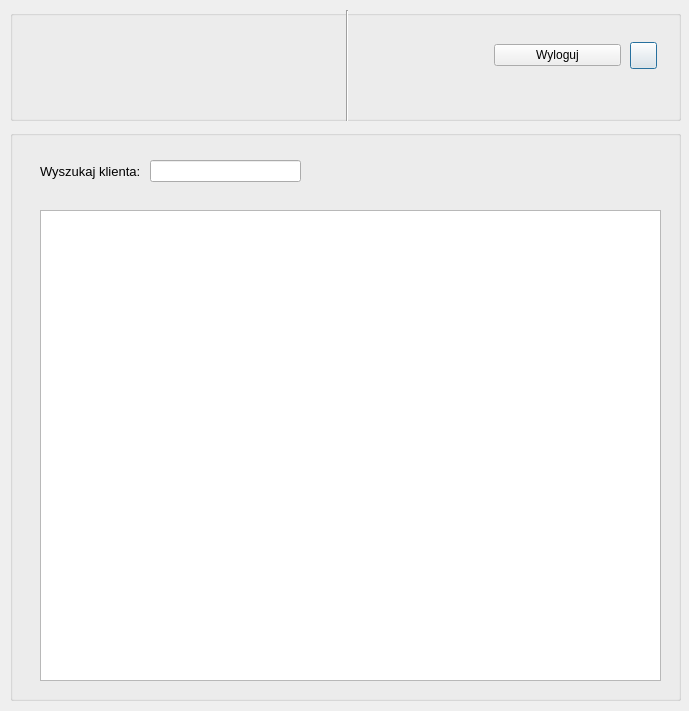
Before: the Qt Designer form searchclientwindow.ui in rstrzelczyk/multikina, drawn with Qt 5.
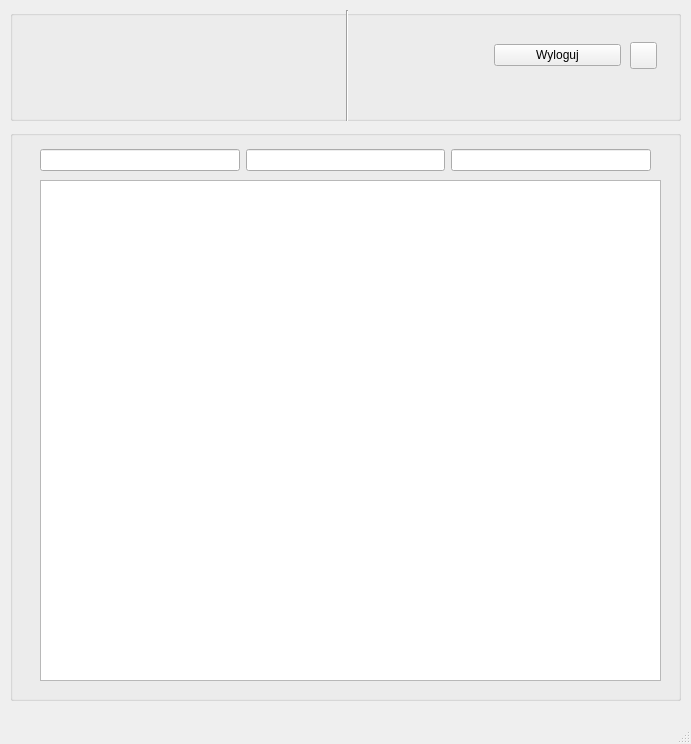
After: the same form once the commit is applied.

What changed in the file:
```diff
--- a/searchclientwindow.ui
+++ b/searchclientwindow.ui
@@ -1,18 +1,78 @@
 <?xml version="1.0" encoding="UTF-8"?>
 <ui version="4.0">
  <class>SearchClientWindow</class>
- <widget class="QDialog" name="SearchClientWindow">
+ <widget class="QMainWindow" name="SearchClientWindow">
   <property name="geometry">
    <rect>
     <x>0</x>
     <y>0</y>
-    <width>689</width>
-    <height>711</height>
+    <width>691</width>
+    <height>744</height>
    </rect>
   </property>
   <property name="windowTitle">
    <string>Dialog</string>
   </property>
+  <widget class="QWidget" name="centralwidget">
+   <widget class="QGroupBox" name="groupBoxlogin">
+    <property name="geometry">
+     <rect>
+      <x>10</x>
+      <y>130</y>
+      <width>671</width>
+      <height>571</height>
+     </rect>
+    </property>
+    <property name="title">
+     <string/>
+    </property>
+    <widget class="QTableView" name="tableView_search_client">
+     <property name="geometry">
+      <rect>
+       <x>30</x>
+       <y>50</y>
+       <width>621</width>
+       <height>501</height>
+      </rect>
+     </property>
+    </widget>
+    <widget class="QWidget" name="">
+     <property name="geometry">
+      <rect>
+       <x>30</x>
+       <y>10</y>
+       <width>611</width>
+       <height>41</height>
+      </rect>
+     </property>
+     <layout class="QHBoxLayout" name="horizontalLayout_2">
+      <item>
+       <widget class="QLineEdit" name="lineEdit_searchemail"/>
+      </item>
+      <item>
+       <widget class="QLineEdit" name="lineEdit_searchname">
+        <property name="minimumSize">
+         <size>
+          <width>0</width>
+          <height>20</height>
+         </size>
+        </property>
+       </widget>
+      </item>
+      <item>
+       <widget class="QLineEdit" name="lineEdit_searchsurname">
+        <property name="minimumSize">
+         <size>
+          <width>0</width>
+          <height>20</height>
+         </size>
+        </property>
+       </widget>
+      </item>
+     </layout>
+     <zorder>lineEdit_searchemail</zorder>
+    </widget>
+   </widget>
   <widget class="QGroupBox" name="groupBox_menu">
    <property name="geometry">
     <rect>
@@ -96,56 +156,18 @@
     </layout>
    </widget>
   </widget>
-  <widget class="QGroupBox" name="groupBoxlogin">
-   <property name="geometry">
-    <rect>
-     <x>10</x>
-     <y>130</y>
-     <width>671</width>
-     <height>571</height>
-    </rect>
-   </property>
-   <property name="title">
-    <string/>
-   </property>
-   <widget class="QWidget" name="layoutWidget">
-    <property name="geometry">
-     <rect>
-      <x>30</x>
-      <y>30</y>
-      <width>261</width>
-      <height>22</height>
-     </rect>
-    </property>
-    <layout class="QHBoxLayout" name="horizontalLayout_2">
-     <item>
-      <widget class="QLabel" name="label_search">
-       <property name="font">
-        <font>
-         <pointsize>10</pointsize>
-        </font>
-       </property>
-       <property name="text">
-        <string>Wyszukaj klienta: </string>
-       </property>
-      </widget>
-     </item>
-     <item>
-      <widget class="QLineEdit" name="lineEdit_search"/>
-     </item>
-    </layout>
-   </widget>
-   <widget class="QTableView" name="tableView_search_client">
+  </widget>
+  <widget class="QMenuBar" name="menubar">
     <property name="geometry">
      <rect>
-      <x>30</x>
-      <y>80</y>
-      <width>621</width>
-      <height>471</height>
+     <x>0</x>
+     <y>0</y>
+     <width>691</width>
+     <height>21</height>
      </rect>
     </property>
    </widget>
-  </widget>
+  <widget class="QStatusBar" name="statusbar"/>
  </widget>
  <resources/>
  <connections/>
```
Left out of the diff: 4 changed lines with no effect on the pictures. Lines whose indentation alone changed are shown as unchanged.
